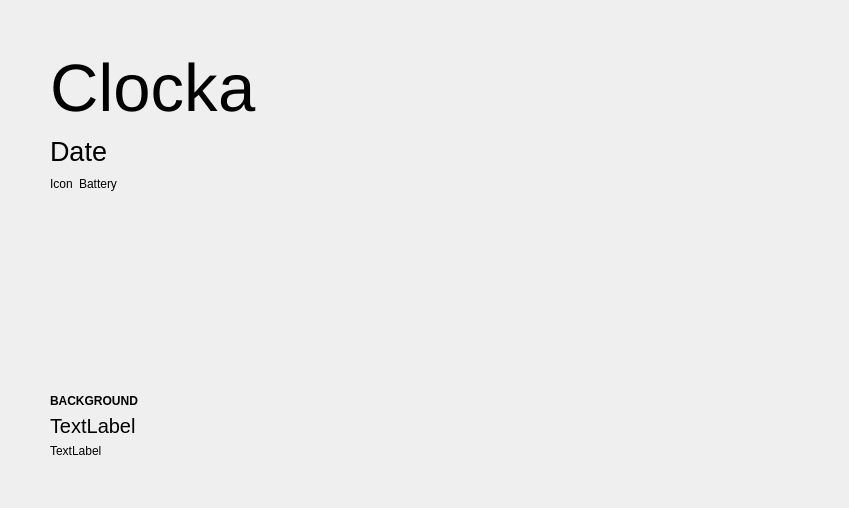
theCheeseboard/libtdesktopenvironment, file lib/SystemSlide/systemslide.ui: the form before one commit.
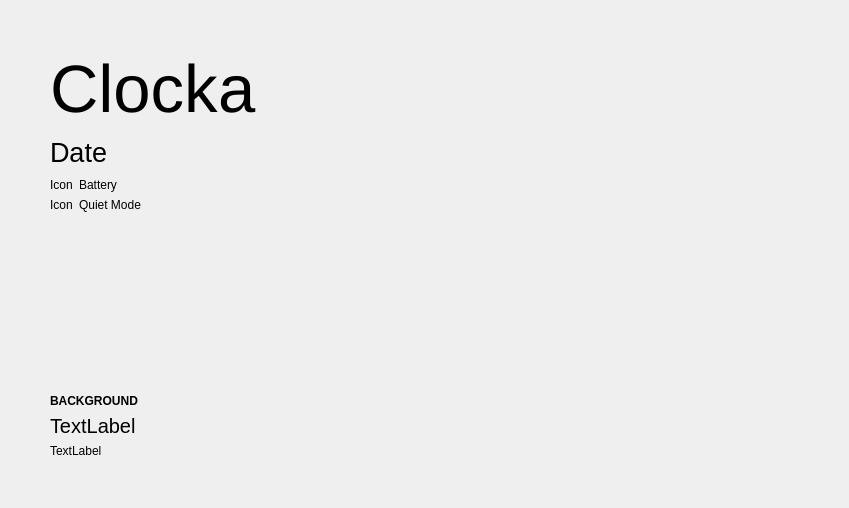
The form after the commit. Custom widgets are drawn as their Qt base class.

```diff
--- a/lib/SystemSlide/systemslide.ui
+++ b/lib/SystemSlide/systemslide.ui
@@ -14,11 +14,14 @@
    <string>Form</string>
   </property>
   <layout class="QHBoxLayout" name="horizontalLayout_2">
+   <property name="spacing">
+    <number>0</number>
+   </property>
    <property name="leftMargin">
     <number>0</number>
    </property>
    <property name="topMargin">
-    <number>0</number>
+    <number>1</number>
    </property>
    <property name="rightMargin">
     <number>0</number>
@@ -100,6 +103,24 @@
        </widget>
       </item>
       <item>
+       <widget class="QWidget" name="widget_2" native="true">
+        <layout class="QVBoxLayout" name="verticalLayout_2">
+         <property name="spacing">
+          <number>6</number>
+         </property>
+         <property name="leftMargin">
+          <number>0</number>
+         </property>
+         <property name="topMargin">
+          <number>0</number>
+         </property>
+         <property name="rightMargin">
+          <number>0</number>
+         </property>
+         <property name="bottomMargin">
+          <number>0</number>
+         </property>
+         <item>
        <widget class="QFrame" name="upowerPane">
         <property name="frameShape">
          <enum>QFrame::NoFrame</enum>
@@ -147,6 +168,47 @@
        </widget>
       </item>
       <item>
+          <widget class="QWidget" name="quietmodePane" native="true">
+           <layout class="QHBoxLayout" name="horizontalLayout">
+            <property name="leftMargin">
+             <number>0</number>
+            </property>
+            <property name="topMargin">
+             <number>0</number>
+            </property>
+            <property name="rightMargin">
+             <number>0</number>
+            </property>
+            <property name="bottomMargin">
+             <number>0</number>
+            </property>
+            <item>
+             <widget class="QLabel" name="quietmodeIcon">
+              <property name="text">
+               <string notr="true">Icon</string>
+              </property>
+             </widget>
+            </item>
+            <item>
+             <widget class="QLabel" name="quietmodeLabel">
+              <property name="sizePolicy">
+               <sizepolicy hsizetype="Expanding" vsizetype="Preferred">
+                <horstretch>0</horstretch>
+                <verstretch>0</verstretch>
+               </sizepolicy>
+              </property>
+              <property name="text">
+               <string notr="true">Quiet Mode</string>
+              </property>
+             </widget>
+            </item>
+           </layout>
+          </widget>
+         </item>
+        </layout>
+       </widget>
+      </item>
+      <item>
        <widget class="SlideMprisController" name="mprisController" native="true">
         <layout class="QHBoxLayout" name="horizontalLayout_5"/>
        </widget>
```
Left out of the diff: 19 changed lines with no effect on the pictures. Lines whose indentation alone changed are shown as unchanged.
